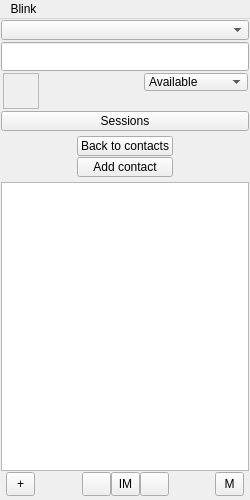
Old version of the form resources/blink.ui in the repository pol51/blink-qt.
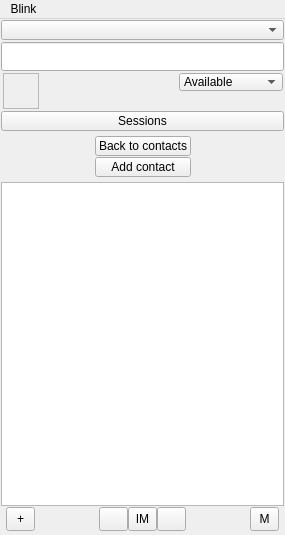
New version of the form. Icons and pictures are not drawn. Custom widgets are drawn as their Qt base class.

Commit message:
Adjusted main window minimum size
Ignore-this: 5e34451d77754b61cd8b4ad67093c99b

darcs-hash:20100317121414-b22ec-0ba0204f6393bd8fba2087df9158101d97a0a40e

Diff of the .ui file:
```diff
--- a/resources/blink.ui
+++ b/resources/blink.ui
@@ -6,14 +6,14 @@
    <rect>
     <x>0</x>
     <y>0</y>
-    <width>250</width>
-    <height>500</height>
+    <width>285</width>
+    <height>535</height>
    </rect>
   </property>
   <property name="minimumSize">
    <size>
-    <width>250</width>
-    <height>500</height>
+    <width>285</width>
+    <height>535</height>
    </size>
   </property>
   <property name="windowTitle">
@@ -654,7 +654,7 @@
     <rect>
      <x>0</x>
      <y>0</y>
-     <width>250</width>
+     <width>285</width>
      <height>22</height>
     </rect>
    </property>
```
